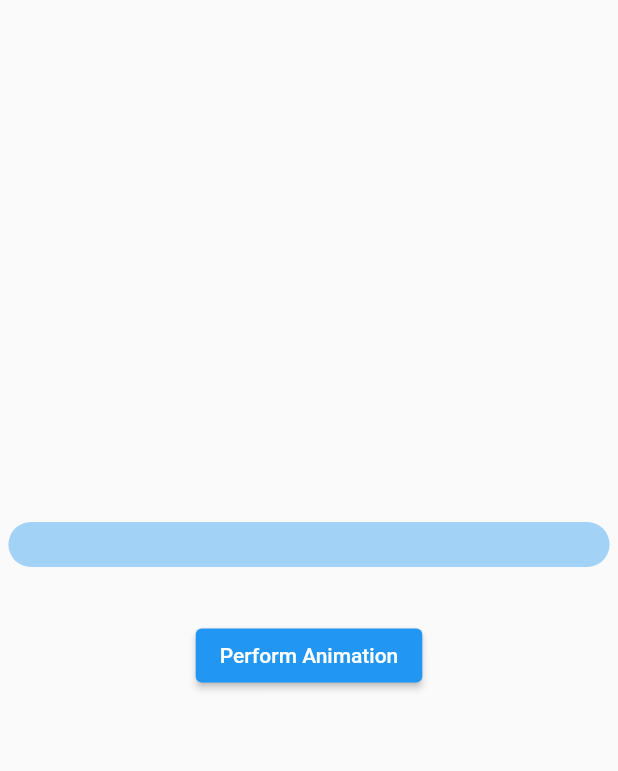
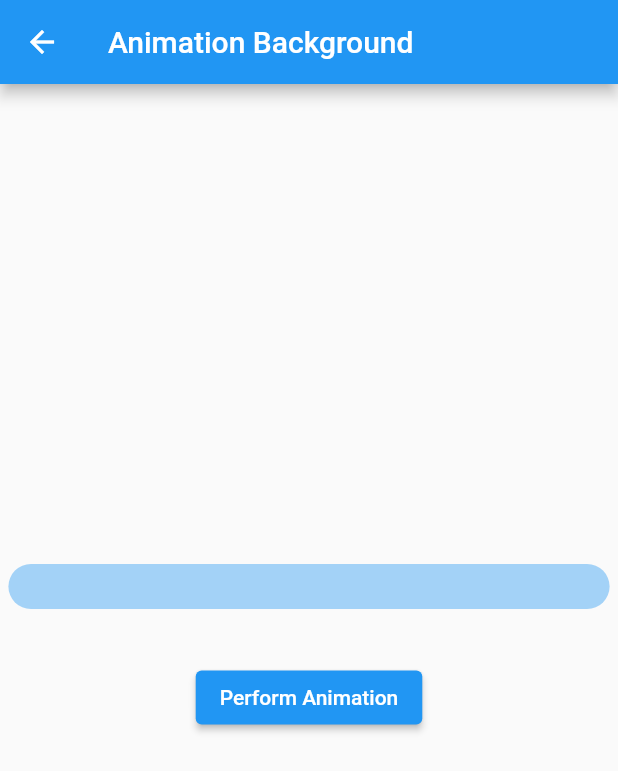
Before and after one commit to AradhyaNepal/Animation, a Flutter app: the screen it shows after launch, after a tap on "Animation Background", on a phone screen of 412 x 824 dp. Shown: the top 771 px of the screen. Run offline on Flutter 3.47's test engine with Material 2 defaults, Android fonts, the phone set to English and light mode, and no system bars.

Commit message:
Animation with ticker

```diff
--- a/lib/main.dart
+++ b/lib/main.dart
@@ -2,6 +2,8 @@ import 'package:animation/screens/animation_background/animation_background_scre
 import 'package:animation/screens/animation_background/animation_family_tree.dart';
 import 'package:animation/screens/animation_background/without_animation_family_members.dart';
 import 'package:animation/screens/home/home_screen.dart';
+import 'package:animation/screens/terminologies/animation_with_ticker.dart';
+import 'package:animation/screens/terminologies/animation_without_animation_class.dart';
 import 'package:flutter/material.dart';
 
 void main() {
@@ -24,6 +26,8 @@ class MyApp extends StatelessWidget {
         AnimationFamilyTree.route:(_)=>const AnimationFamilyTree(),
         WithoutFamilyMembersOfAnimation.route:(_)=>const WithoutFamilyMembersOfAnimation(),
         AnimationBackgroundScreen.route:(_)=>const AnimationBackgroundScreen(),
+        AnimationWithoutAnimationClass.route:(_)=>const AnimationWithoutAnimationClass(),
+        AnimationWithTicker.route:(_)=>const AnimationWithTicker(),
       },
     );
   }
--- a/lib/screens/animation_background/animation_background_screen.dart
+++ b/lib/screens/animation_background/animation_background_screen.dart
@@ -1,4 +1,4 @@
-import 'package:animation/screens/animation_background/widgets/custom_loading.dart';
+import 'package:animation/widgets/custom_loading.dart';
 import 'package:flutter/material.dart';
 
 class AnimationBackgroundScreen extends StatefulWidget {
@@ -11,41 +11,46 @@ class AnimationBackgroundScreen extends StatefulWidget {
 }
 
 class _AnimationBackgroundScreenState extends State<AnimationBackgroundScreen> with SingleTickerProviderStateMixin{
-  late final AnimationController animationController;
-  late final Animation<double> animation;
+  late final AnimationController _animationController;
+  late final Animation<double> _animation;
   @override
   void initState() {
     super.initState();
-    animationController=AnimationController(
+    _animationController=AnimationController(
         vsync: this,
-        duration: const Duration(seconds: 1)
+        duration: const Duration(seconds: 5)
     );
-    animation=animationController.view;
-    animationController.value=0;
+    _animation=_animationController.view;
+    _animationController.value=0;
   }
 
 
   @override
   Widget build(BuildContext context) {
     return Scaffold(
+      appBar: AppBar(
+        title: const Text(
+          AnimationBackgroundScreen.title,
+        ),
+      ),
       body: Column(
         mainAxisAlignment: MainAxisAlignment.center,
         children: [
           AnimatedBuilder(
-              animation: animation,
+              animation: _animation,
               builder: (_,__){
                 return CustomLoading(
-                  progressMultiple: animation.value,
+                  progressMultiple: _animation.value,
                 );
               }
           ),
           const SizedBox(height: 20,),
           ElevatedButton(
               onPressed: (){
-                if(animation.value<=0){
-                  animationController.value=1;
+                if(_animation.value<=0){
+                  _animationController.value=1;
                 }else{
-                  animationController.value=0;
+                  _animationController.value=0;
                 }
               },
               child: const Text(
--- a/lib/screens/home/home_screen.dart
+++ b/lib/screens/home/home_screen.dart
@@ -2,6 +2,8 @@ import 'package:animation/screens/animation_background/animation_background_scre
 import 'package:animation/screens/animation_background/animation_family_tree.dart';
 import 'package:animation/screens/animation_background/without_animation_family_members.dart';
 import 'package:animation/screens/home/widgets/home_screen_options_widgets.dart';
+import 'package:animation/screens/terminologies/animation_with_ticker.dart';
+import 'package:animation/screens/terminologies/animation_without_animation_class.dart';
 import 'package:flutter/material.dart';
 
 class HomeScreen extends StatelessWidget {
@@ -37,6 +39,14 @@ class HomeScreen extends StatelessWidget {
                   heading:  AnimationFamilyTree.title,
                   routeToNavigate: AnimationFamilyTree.route,
                 ),
+                HomeScreenOptionsWidget(
+                  heading:  AnimationWithoutAnimationClass.title,
+                  routeToNavigate: AnimationWithoutAnimationClass.route,
+                ),
+                HomeScreenOptionsWidget(
+                  heading:  AnimationWithTicker.title,
+                  routeToNavigate: AnimationWithTicker.route,
+                ),
               ],
             ),
           ),
--- a/lib/screens/animation_background/widgets/custom_loading.dart
+++ b/lib/widgets/custom_loading.dart
@@ -1,5 +1,4 @@
-import 'dart:math';
-import 'dart:ui';
+
 
 import 'package:flutter/material.dart';
 
@@ -22,7 +21,13 @@ class CustomLoading extends StatelessWidget {
 class LoadingCustomPainter extends CustomPainter{
   final Color color=Colors.blue;
   double progressMultiple;
-  LoadingCustomPainter(this.progressMultiple);
+  LoadingCustomPainter(this.progressMultiple){
+    if(progressMultiple<=0){
+      progressMultiple=0;
+    }else if(progressMultiple>=1){
+      progressMultiple=1;
+    }
+  }
 
 
 
```
Also changed, not shown: lib/screens/animation_background/animation_family_tree.dart (+32 -127 lines), lib/screens/animation_background/without_animation_family_members.dart (+7 -1 lines), lib/screens/terminologies/animation_with_ticker.dart (added, +96 -0 lines), lib/screens/terminologies/animation_without_animation_class.dart (added, +90 -0 lines), lib/utils/typedef.dart (renamed from lib/screens/utils/typedef.dart).
